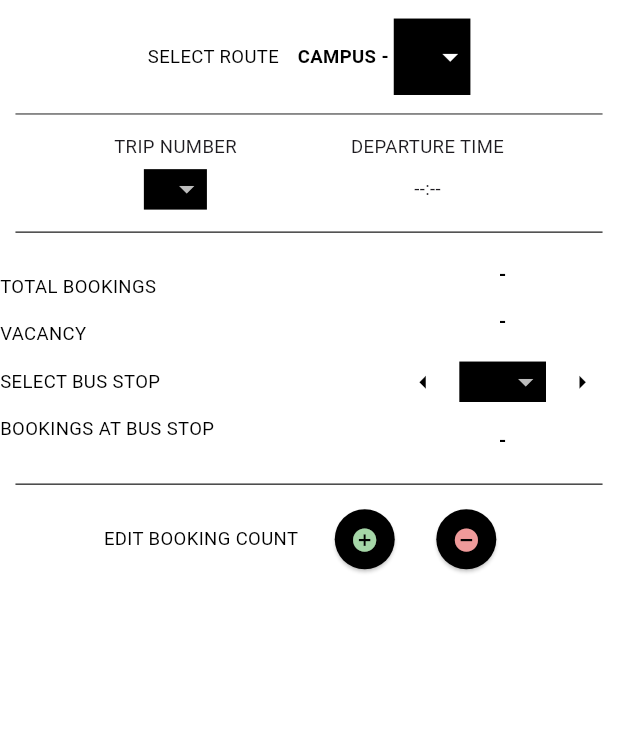
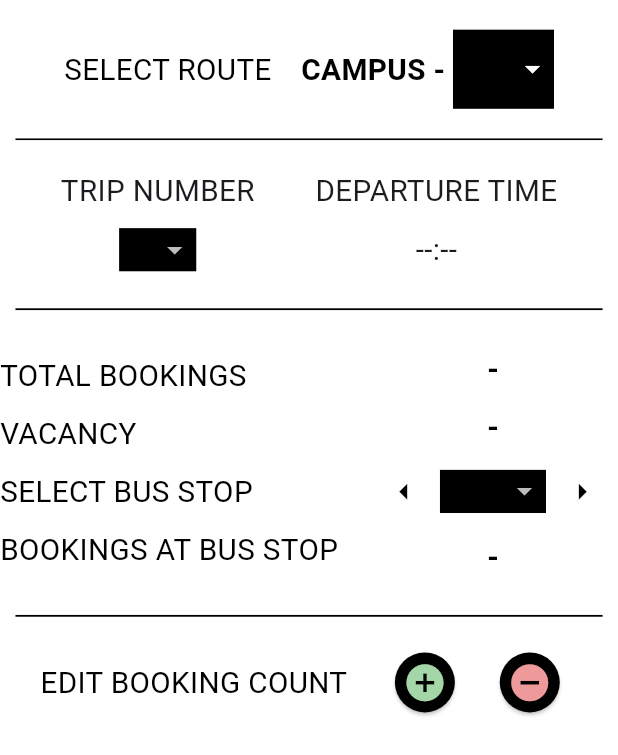
Before and after one commit to AmeKru/driver_10_updated, a Flutter app: the AfternoonPage screen opened directly, on a phone screen of 412 x 824 dp. Shown: the top 755 px of the screen. Run offline on Flutter 3.47's test engine with Material 3 defaults, Android fonts, the light colour scheme and no system bars; our stand-ins replace flutter_spinkit; missing offline and left inert: amplify_api, amplify_auth_cognito, amplify_core, amplify_datastore, amplify_flutter; network calls fail; statements that could not run were skipped.

Commit message:
adjusted text sizing, to hopefully fit every screen better

```diff
--- a/lib/utils/text_sizing.dart
+++ b/lib/utils/text_sizing.dart
@@ -58,7 +58,19 @@ class TextSizing {
   // function to check for shortest side of device
 
   static double shortestSide(BuildContext context) {
-    return (size.width < size.height ? size.width : size.height) * 2;
+    double smallerSize = 0;
+    double biggerSize = 0;
+
+    if (size.width < size.height) {
+      smallerSize = size.width;
+      biggerSize = size.height;
+    } else {
+      biggerSize = size.width;
+      smallerSize = size.height;
+    }
+
+    return (biggerSize * 0.6 < smallerSize ? biggerSize * 0.6 : smallerSize) *
+        2;
   }
 
   //////////////////////////////////////////////////////////////////////////////
@@ -91,14 +103,14 @@ class TextSizing {
       textFontSize = MediaQuery.of(context).textScaler.scale(textFontSize);
     }
 
-    return textFontSize;
+    return textFontSize * 1.6;
   }
 
   //////////////////////////////////////////////////////////////////////////////
   // Returns a bigger font size based of font size of normal text
 
   static double fontSizeHeading(BuildContext context) {
-    double headingFontSize = fontSizeText(context) * 1.7;
+    double headingFontSize = fontSizeText(context) * 1.3;
     return headingFontSize;
   }
 
```
